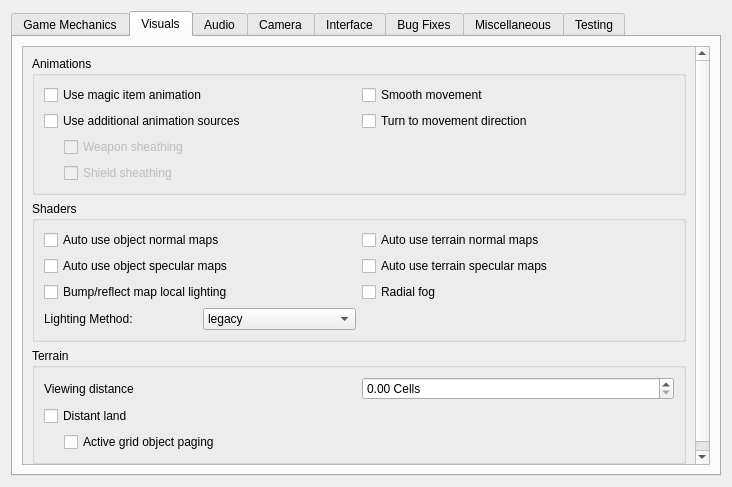
Above: files/ui/advancedpage.ui from sunhawken/openmw before the change. Below: the same form after it.
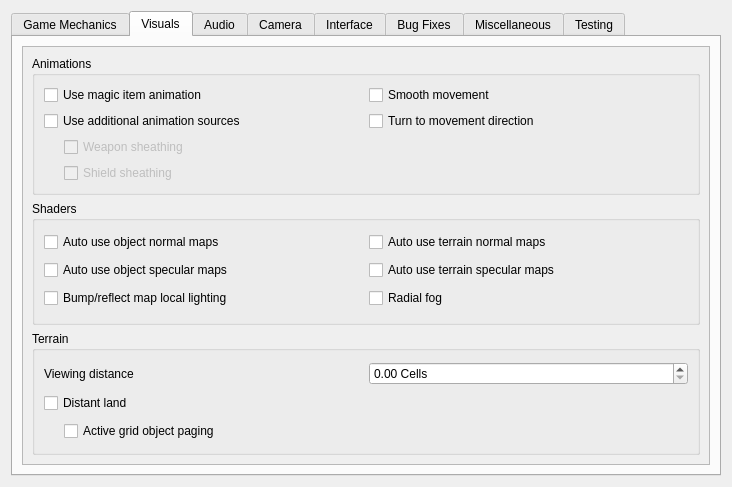
That is the form after the change. The open tabs and pages were chosen to show the change.

Commit message:
Moving Lighting Method from Advanced -> Visuals to Graphics -> Lighting
The plan is to add additional options to this new tab, and since it's of similar status as the Shaders settings, it makes sense to put them next to them on the Graphics page.

```diff
--- a/files/ui/advancedpage.ui
+++ b/files/ui/advancedpage.ui
@@ -444,36 +444,6 @@
                 </property>
                </widget>
               </item>
-              <item row="3" column="0">
-               <layout class="QHBoxLayout" name="lightingMethodLayout">
-                <item>
-                 <widget class="QLabel" name="lightingMethodLabel">
-                  <property name="text">
-                   <string>Lighting Method:</string>
-                  </property>
-                 </widget>
-                </item>
-                <item>
-                 <widget class="QComboBox" name="lightingMethodComboBox">
-                  <item>
-                   <property name="text">
-                    <string>legacy</string>
-                   </property>
-                  </item>
-                  <item>
-                   <property name="text">
-                    <string>shaders compatibility</string>
-                   </property>
-                  </item>
-                  <item>
-                   <property name="text">
-                    <string>shaders</string>
-                   </property>
-                  </item>
-                 </widget>
-                </item>
-               </layout>
-              </item>
              </layout>
             </widget>
            </item>
```
The commit also changes 3 other files.
